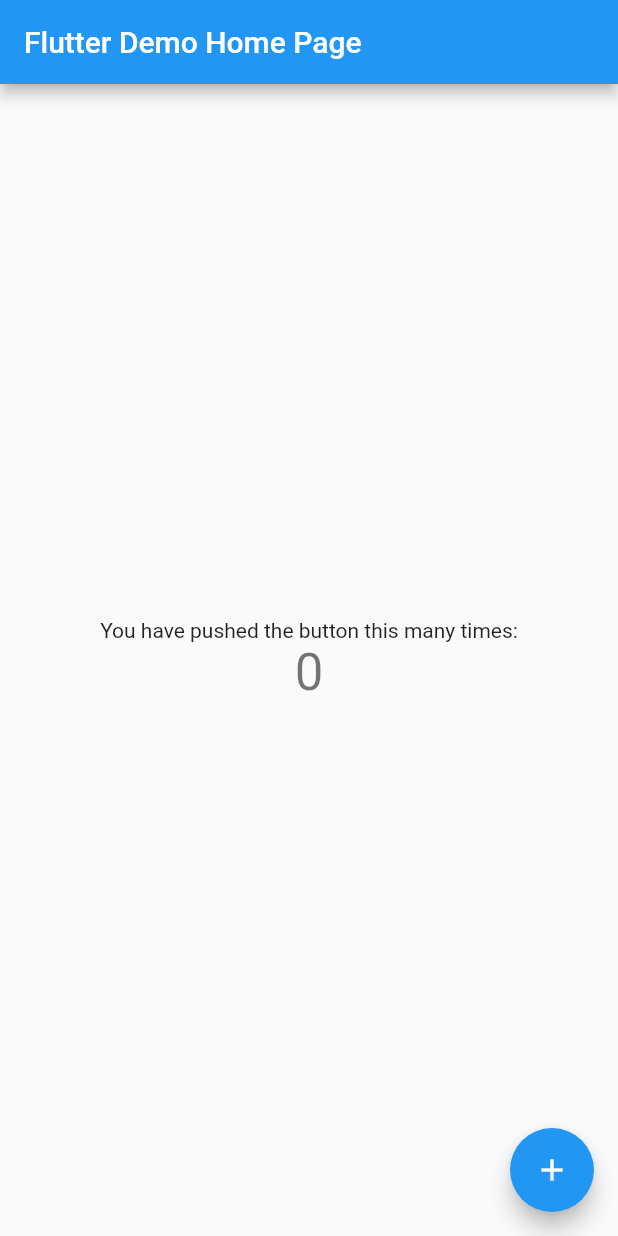
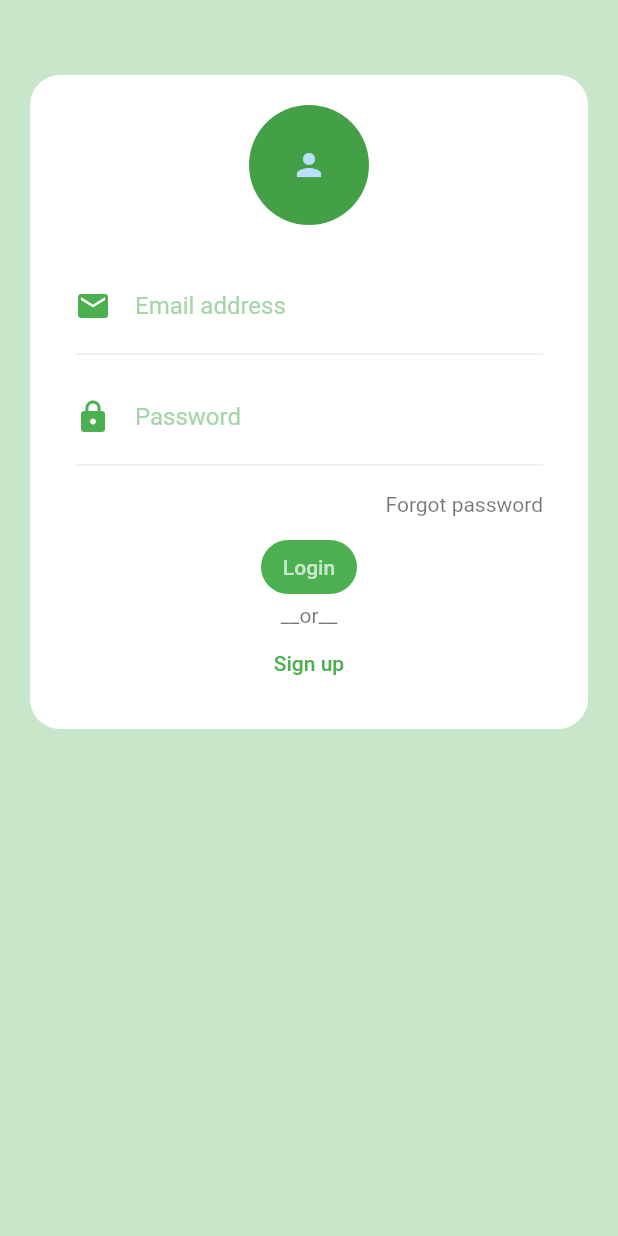
Before and after one commit to ES-Bootcamp/Sprint-Flutter, a Flutter app: the screen it shows after launch, on a phone screen of 412 x 824 dp. Run offline on Flutter 3.47's test engine with Material 2 defaults, Android fonts, the phone set to English and light mode, and no system bars.

Commit message:
session 1: login ui

```diff
--- a/lib/main.dart
+++ b/lib/main.dart
@@ -7,109 +7,155 @@ void main() {
 class MyApp extends StatelessWidget {
   const MyApp({Key? key}) : super(key: key);
 
-  // This widget is the root of your application.
   @override
   Widget build(BuildContext context) {
     return MaterialApp(
-      title: 'Flutter Demo',
+      title: 'Login ui',
       theme: ThemeData(
-        // This is the theme of your application.
-        //
-        // Try running your application with "flutter run". You'll see the
-        // application has a blue toolbar. Then, without quitting the app, try
-        // changing the primarySwatch below to Colors.green and then invoke
-        // "hot reload" (press "r" in the console where you ran "flutter run",
-        // or simply save your changes to "hot reload" in a Flutter IDE).
-        // Notice that the counter didn't reset back to zero; the application
-        // is not restarted.
         primarySwatch: Colors.blue,
       ),
-      home: const MyHomePage(title: 'Flutter Demo Home Page'),
+      home: const MyHomePage(),
+      debugShowCheckedModeBanner: false,
     );
   }
 }
 
 class MyHomePage extends StatefulWidget {
-  const MyHomePage({Key? key, required this.title}) : super(key: key);
-
-  // This widget is the home page of your application. It is stateful, meaning
-  // that it has a State object (defined below) that contains fields that affect
-  // how it looks.
-
-  // This class is the configuration for the state. It holds the values (in this
-  // case the title) provided by the parent (in this case the App widget) and
-  // used by the build method of the State. Fields in a Widget subclass are
-  // always marked "final".
-
-  final String title;
+  const MyHomePage({Key? key}) : super(key: key);
 
   @override
   State<MyHomePage> createState() => _MyHomePageState();
 }
 
 class _MyHomePageState extends State<MyHomePage> {
-  int _counter = 0;
-
-  void _incrementCounter() {
-    setState(() {
-      // This call to setState tells the Flutter framework that something has
-      // changed in this State, which causes it to rerun the build method below
-      // so that the display can reflect the updated values. If we changed
-      // _counter without calling setState(), then the build method would not be
-      // called again, and so nothing would appear to happen.
-      _counter++;
-    });
+  @override
+  Widget build(BuildContext context) {
+    return Scaffold(
+        body: Container(
+          color: Colors.green.shade100,
+          child: ListView(
+            children: [
+              const SizedBox(
+                height: 30,
+              ),
+              _buildLoginForm(),
+            ],
+          ),
+        ));
   }
 
-  @override
-  Widget build(BuildContext context) {
-    // This method is rerun every time setState is called, for instance as done
-    // by the _incrementCounter method above.
-    //
-    // The Flutter framework has been optimized to make rerunning build methods
-    // fast, so that you can just rebuild anything that needs updating rather
-    // than having to individually change instances of widgets.
-    return Scaffold(
-      appBar: AppBar(
-        // Here we take the value from the MyHomePage object that was created by
-        // the App.build method, and use it to set our appbar title.
-        title: Text(widget.title),
-      ),
-      body: Center(
-        // Center is a layout widget. It takes a single child and positions it
-        // in the middle of the parent.
+  Widget _buildLoginForm() {
+    return Padding(
+      padding: const EdgeInsets.all(20.0),
+      child: Container(
+        padding: const EdgeInsets.symmetric(vertical: 20.0, horizontal: 10.0),
+        decoration: const BoxDecoration(color: Colors.white, borderRadius: BorderRadius.all(Radius.circular(20.0))),
         child: Column(
-          // Column is also a layout widget. It takes a list of children and
-          // arranges them vertically. By default, it sizes itself to fit its
-          // children horizontally, and tries to be as tall as its parent.
-          //
-          // Invoke "debug painting" (press "p" in the console, choose the
-          // "Toggle Debug Paint" action from the Flutter Inspector in Android
-          // Studio, or the "Toggle Debug Paint" command in Visual Studio Code)
-          // to see the wireframe for each widget.
-          //
-          // Column has various properties to control how it sizes itself and
-          // how it positions its children. Here we use mainAxisAlignment to
-          // center the children vertically; the main axis here is the vertical
-          // axis because Columns are vertical (the cross axis would be
-          // horizontal).
           mainAxisAlignment: MainAxisAlignment.center,
-          children: <Widget>[
-            const Text(
-              'You have pushed the button this many times:',
+          children: [
+            Row(
+              mainAxisAlignment: MainAxisAlignment.center,
+              children: [
+                CircleAvatar(
+                  radius: 40,
+                  backgroundColor: Colors.green.shade600,
+                  child: const Icon(Icons.person),
+                ),
+              ],
             ),
-            Text(
-              '$_counter',
-              style: Theme.of(context).textTheme.headline4,
+            const SizedBox(
+              height: 30.0,
+            ),
+            Container(
+              padding: const EdgeInsets.symmetric(horizontal: 20),
+              child: TextField(
+                  style: const TextStyle(color: Colors.green),
+                  decoration: InputDecoration(
+                      hintText: 'Email address',
+                      hintStyle: TextStyle(
+                        color: Colors.green.shade200,
+                      ),
+                      border: InputBorder.none,
+                      icon: const Icon(
+                        Icons.email,
+                        color: Colors.green,
+                      ))),
+            ),
+            Container(
+              padding: const EdgeInsets.only(left: 20.0, right: 20, bottom: 10.0),
+              child: const Divider(),
+            ),
+            Container(
+              padding: const EdgeInsets.symmetric(horizontal: 20),
+              child: TextField(
+                  style: const TextStyle(color: Colors.green),
+                  obscureText: true,
+                  decoration: InputDecoration(
+                      hintText: 'Password',
+                      hintStyle: TextStyle(
+                        color: Colors.green.shade200,
+                      ),
+                      border: InputBorder.none,
+                      icon: const Icon(
+                        Icons.lock,
+                        color: Colors.green,
+                      ))),
+            ),
+            Container(
+              padding: const EdgeInsets.only(left: 20.0, right: 20, bottom: 10.0),
+              child: const Divider(),
+            ),
+            Row(
+              mainAxisAlignment: MainAxisAlignment.end,
+              children: [
+                Container(
+                  padding: const EdgeInsets.only(right: 20.0),
+                  child: const Text(
+                    'Forgot password',
+                    style: TextStyle(color: Colors.black54),
+                  ),
+                ),
+              ],
+            ),
+            const SizedBox(
+              height: 10.0,
+            ),
+            Row(
+              mainAxisAlignment: MainAxisAlignment.center,
+              children: [
+                TextButton(
+                  onPressed: (){
+                    ///check if form fields are valid
+                    ///perform login
+                  },
+                  style: TextButton.styleFrom(
+                      backgroundColor: Colors.green,
+                      shape: RoundedRectangleBorder(borderRadius: BorderRadius.circular(20))
+                  ),
+                  child: const Text('Login', style:TextStyle(color: Colors.white70),),
+                )
+              ],
+            ),
+            Row(
+              mainAxisAlignment: MainAxisAlignment.center,
+              children: const [
+                Text('__or__', style:TextStyle(color: Colors.black54),),
+              ],
+            ),
+            Row(
+              mainAxisAlignment: MainAxisAlignment.center,
+              children: [
+                TextButton(
+                  onPressed: (){
+                    /// push to signup page
+                  },
+                  child:  const Text('Sign up', style: TextStyle(color: Colors.green)),
+                ),
+              ],
             ),
           ],
         ),
       ),
-      floatingActionButton: FloatingActionButton(
-        onPressed: _incrementCounter,
-        tooltip: 'Increment',
-        child: const Icon(Icons.add),
-      ), // This trailing comma makes auto-formatting nicer for build methods.
     );
   }
 }
```
